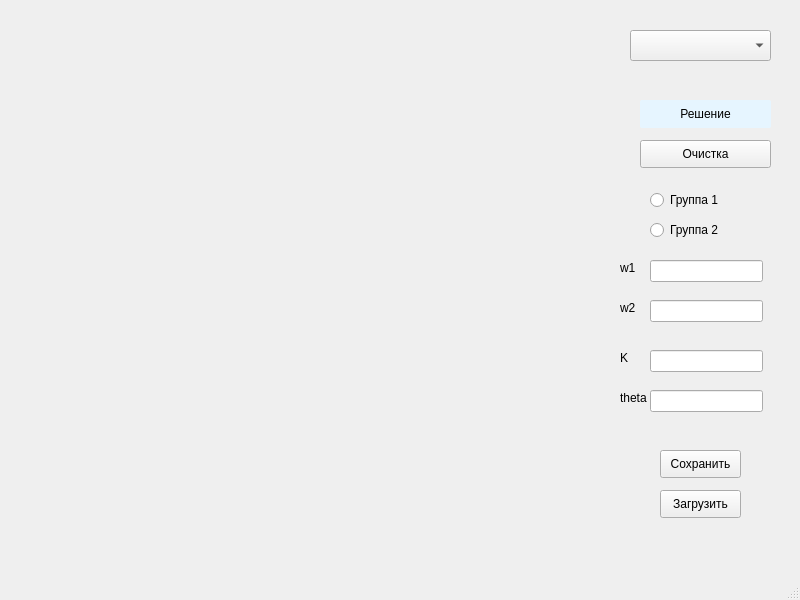
Above: window.ui from Max-Tulskiy/Artificial-neuron before the change. Below: the same form after it.
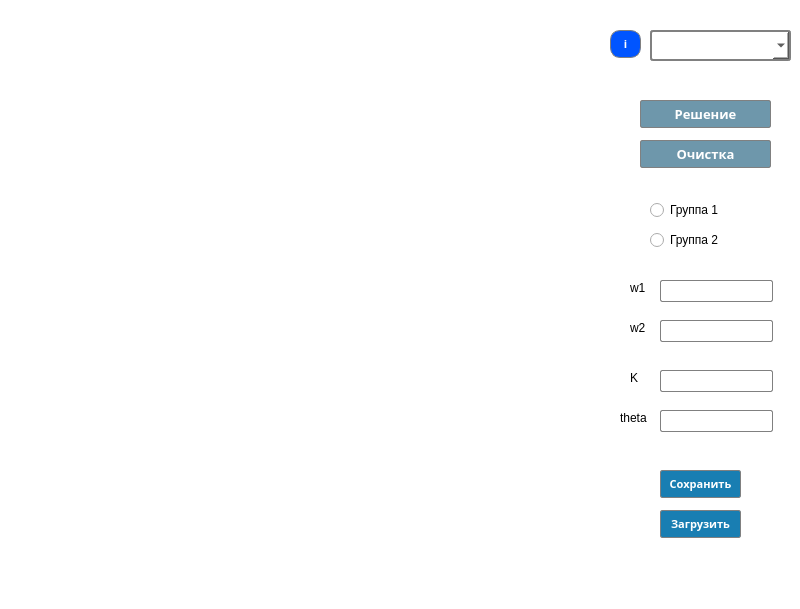
That is the form after the change.

Diff of the .ui file:
```diff
--- a/window.ui
+++ b/window.ui
@@ -7,12 +7,15 @@
     <x>0</x>
     <y>0</y>
     <width>800</width>
-    <height>600</height>
+    <height>609</height>
    </rect>
   </property>
   <property name="windowTitle">
    <string>MainWindow</string>
   </property>
+  <property name="styleSheet">
+   <string notr="true">background-color: rgb(255, 255, 255);</string>
+  </property>
   <widget class="QWidget" name="centralwidget">
    <widget class="QPushButton" name="clearButton">
     <property name="geometry">
@@ -23,6 +26,14 @@
       <height>28</height>
      </rect>
     </property>
+    <property name="styleSheet">
+     <string notr="true">background-color: rgb(110, 151, 171);
+border-radius:2%;
+color: rgb(255, 255, 255);
+font: bold 10pt;
+font-family: Cascadia Code;
+border: 1px solid gray;</string>
+    </property>
     <property name="text">
      <string>Очистка</string>
     </property>
@@ -37,9 +48,12 @@
      </rect>
     </property>
     <property name="styleSheet">
-     <string notr="true">background-color:rgb(230, 245, 255);
+     <string notr="true">background-color: rgb(110, 151, 171);
 border-radius:2%;
-color:rgb(0, 0, 0);</string>
+color: rgb(255, 255, 255);
+font: bold 10pt;
+font-family: Cascadia Code;
+border: 1px solid gray;</string>
     </property>
     <property name="text">
      <string>Решение</string>
@@ -48,58 +62,78 @@
    <widget class="QComboBox" name="comboBox">
     <property name="geometry">
      <rect>
-      <x>630</x>
+      <x>650</x>
       <y>30</y>
       <width>141</width>
       <height>31</height>
      </rect>
     </property>
+    <property name="styleSheet">
+     <string notr="true">border-radius: 3px;
+border: 2px solid gray;</string>
+    </property>
    </widget>
    <widget class="QLineEdit" name="lineEdit_w1">
     <property name="geometry">
      <rect>
-      <x>650</x>
-      <y>260</y>
+      <x>660</x>
+      <y>280</y>
       <width>113</width>
       <height>22</height>
      </rect>
     </property>
+    <property name="styleSheet">
+     <string notr="true">border-radius: 2%;
+border: 1px solid gray;</string>
+    </property>
    </widget>
    <widget class="QLineEdit" name="lineEdit_w2">
     <property name="geometry">
      <rect>
-      <x>650</x>
-      <y>300</y>
+      <x>660</x>
+      <y>320</y>
       <width>113</width>
       <height>22</height>
      </rect>
     </property>
+    <property name="styleSheet">
+     <string notr="true">border-radius: 2%;
+border: 1px solid gray;</string>
+    </property>
    </widget>
    <widget class="QLineEdit" name="lineEdit_k">
     <property name="geometry">
      <rect>
-      <x>650</x>
-      <y>350</y>
+      <x>660</x>
+      <y>370</y>
       <width>113</width>
       <height>22</height>
      </rect>
     </property>
+    <property name="styleSheet">
+     <string notr="true">border-radius: 2%;
+border: 1px solid gray;</string>
+    </property>
    </widget>
    <widget class="QLineEdit" name="lineEdit_theta">
     <property name="geometry">
      <rect>
-      <x>650</x>
-      <y>390</y>
+      <x>660</x>
+      <y>410</y>
       <width>113</width>
       <height>22</height>
      </rect>
     </property>
+    <property name="styleSheet">
+     <string notr="true">border-radius: 2%;
+border: 1px solid gray;</string>
+    </property>
    </widget>
    <widget class="QLabel" name="label">
     <property name="geometry">
      <rect>
-      <x>620</x>
-      <y>260</y>
+      <x>630</x>
+      <y>280</y>
       <width>21</width>
       <height>16</height>
      </rect>
@@ -111,8 +145,8 @@
    <widget class="QLabel" name="label_2">
     <property name="geometry">
      <rect>
-      <x>620</x>
-      <y>300</y>
+      <x>630</x>
+      <y>320</y>
       <width>21</width>
       <height>16</height>
      </rect>
@@ -124,8 +158,8 @@
    <widget class="QLabel" name="label_3">
     <property name="geometry">
      <rect>
-      <x>620</x>
-      <y>350</y>
+      <x>630</x>
+      <y>370</y>
       <width>21</width>
       <height>16</height>
      </rect>
@@ -138,7 +172,7 @@
     <property name="geometry">
      <rect>
       <x>620</x>
-      <y>390</y>
+      <y>410</y>
       <width>31</width>
       <height>16</height>
      </rect>
@@ -161,7 +195,7 @@
     <property name="geometry">
      <rect>
       <x>650</x>
-      <y>190</y>
+      <y>200</y>
       <width>95</width>
       <height>20</height>
      </rect>
@@ -174,7 +208,7 @@
     <property name="geometry">
      <rect>
       <x>650</x>
-      <y>220</y>
+      <y>230</y>
       <width>95</width>
       <height>20</height>
      </rect>
@@ -187,11 +221,19 @@
     <property name="geometry">
      <rect>
       <x>660</x>
-      <y>450</y>
+      <y>470</y>
       <width>81</width>
       <height>28</height>
      </rect>
     </property>
+    <property name="styleSheet">
+     <string notr="true">background-color: rgb(25, 126, 178);
+border-radius:2%;
+color: rgb(255, 255, 255);
+font: bold 8pt;
+font-family: Cascadia Code;
+border: 1px solid gray;</string>
+    </property>
     <property name="text">
      <string>Сохранить</string>
     </property>
@@ -200,15 +242,45 @@
     <property name="geometry">
      <rect>
       <x>660</x>
-      <y>490</y>
+      <y>510</y>
       <width>81</width>
       <height>28</height>
      </rect>
     </property>
+    <property name="styleSheet">
+     <string notr="true">background-color: rgb(25, 126, 178);
+border-radius:2%;
+color: rgb(255, 255, 255);
+font: bold 8pt;
+font-family: Cascadia Code;
+border: 1px solid gray;</string>
+    </property>
     <property name="text">
      <string>Загрузить</string>
     </property>
    </widget>
+   <widget class="QPushButton" name="saveButton_2">
+    <property name="geometry">
+     <rect>
+      <x>610</x>
+      <y>30</y>
+      <width>31</width>
+      <height>28</height>
+     </rect>
+    </property>
+    <property name="styleSheet">
+     <string notr="true">color: rgb(252, 253, 255);
+background-color: rgb(0, 85, 255);
+color: rgb(255, 255, 255);
+font: bold 8pt;
+font-family: Cascadia Code;
+border: 1px solid gray;
+border-radius: 10px;</string>
+    </property>
+    <property name="text">
+     <string>i</string>
+    </property>
+   </widget>
   </widget>
   <widget class="QMenuBar" name="menubar">
    <property name="geometry">
```
